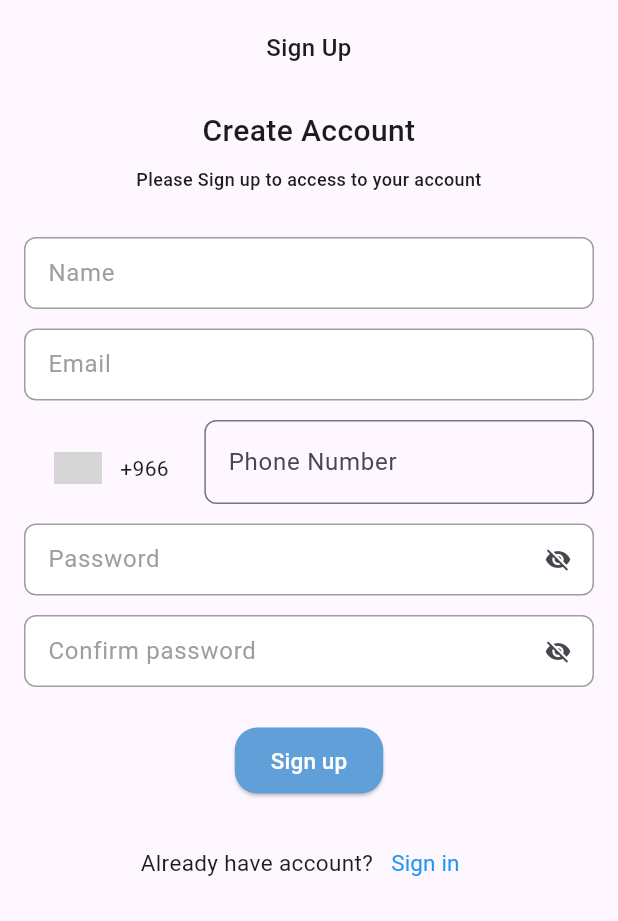
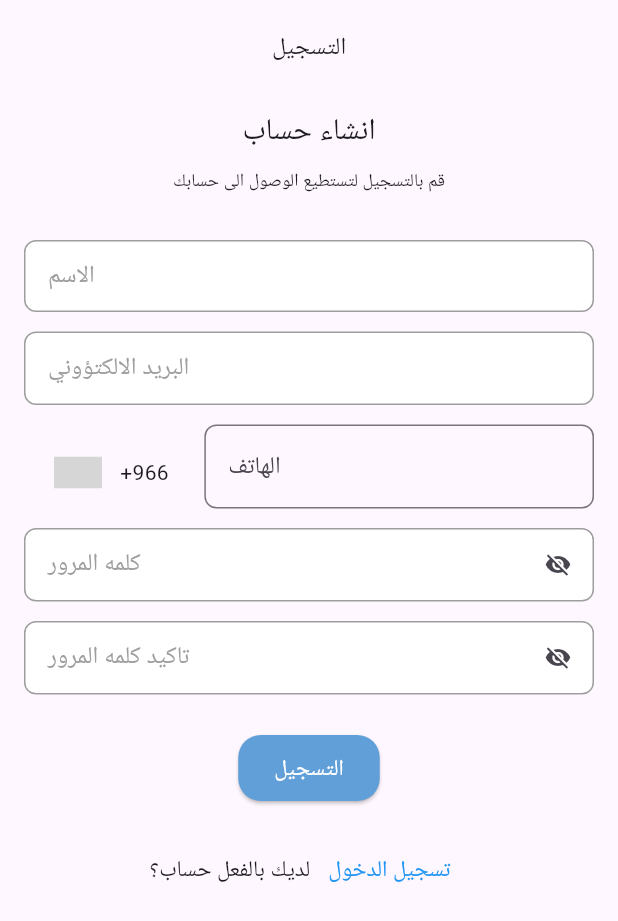
Before and after one commit to MohamedAatef12/Mudad-App, a Flutter app: the screen it shows after launch, on a phone screen of 412 x 824 dp. Shown: the top 921 px of the screen. Run offline on Flutter 3.47's test engine with Material 3 defaults, Android fonts, the phone set to English and light mode, and no system bars; drawn by our look-alikes of intl_phone_number_input; our stand-ins replace bloc, circular_countdown_timer, dio, equatable, firebase_auth, firebase_core and 16 more; missing offline and left inert: flutter_paytabs_bridge, google_maps_webservice; accounts and stored records are empty; grey boxes are pictures that could not be loaded.

Commit message:
login and register pages localization.

```diff
--- a/lib/services/localization_service/localization_controller.dart
+++ b/lib/services/localization_service/localization_controller.dart
@@ -1,35 +1,13 @@
-// import 'dart:ui';
-//
-// import 'package:get/get.dart';
-// import 'package:get_storage/get_storage.dart';
-// import 'package:mudad_app/app_constants/locals.dart';
-// import 'package:mudad_app/services/localization_service/language_model.dart';
-
-// class LocalizationController extends GetxController implements GetxService {
-//   LocalizationController({required this.languageStorage}){
-//     // loadCurrentLanguage();
-//
-//   }
-//
-//   GetStorage languageStorage = GetStorage();
-//
-//   final Locale _locale = Locale(
-//       AppLocals.languages[0].languageCode, AppLocals.languages[0].countryCode);
-//   final int _selectedIndex = 0;
-//   int get selectedIndex => _selectedIndex;
-//   final List<LanguageModel> _languages = [];
-//   Locale get locale => _locale;
-//   List<LanguageModel> get languages => _languages;
-// }
-
 import 'dart:ui';
 
 import 'package:get/get.dart';
 import 'package:get_storage/get_storage.dart';
 
 class LocalizationService extends Translations {
-  static final local = Locale( storage.read('language') ?? "en",
-    storage.read('countryCode') ?? "US",);
+  static final local = Locale(
+    storage.read('language') ?? "ar",
+    storage.read('countryCode') ?? "US",
+  );
   static const fallbackLocale = Locale("en", "US");
   static final languages = ["English", "العربيه"];
   static final storage = GetStorage();
@@ -37,46 +15,90 @@ class LocalizationService extends Translations {
   @override
   Map<String, Map<String, String>> get keys => {
         'en_US': {
+          //splash
+          "splash_txt": "your charity saves lives",
+          //auth
           "sign_in": "Sign In",
           "welcome_back": "Welcome Back",
           "sign_in_description": "Please Sign in to access to your account",
-          "phone": "Phone",
-          "phone_required": "Phone number is required",
-          "phone_length": "Phone number must be 11 digits",
-          "forget_password": "Forget Password!",
+          "name" :"Name",
+          "email": "Email",
+          "phone": "Phone Number",
+          "password": "Password",
+          "password_confirmation": "Confirm password",
+          "no_account": "Don't have account?",
           "login": "Login",
-          "no_account": "Don't have account?",
           "sign_up": "Sign up",
-          "Notifications":"Notifications"
+          "create_account" : "Create Account",
+          "signUp_description" : "Please Sign up to access to your account",
+          "already_have_account" : "Already have account?",
+          //validations
+          "empty_email_val":"Please enter your email address.",
+          "wrong_email_val":"Please enter a valid email address.",
+          "empty_password_val":"Password is required",
+          "weak_password_val":"Weak password",
+          "auth_failed":"Please enter a valid account data",
+          "empty_name_val":"Please enter your name",
+          "empty_phone_val":"Please enter your phone number",
+          "empty_password_confirmation_val":"Password confirmation is required",
+          "password_didnt_match_val":"password didn't match",
+
+
+          "Notifications": "Notifications"
         },
         'ar': {
+          //splash
+          "splash_txt": "زكاتك تنقذ حياه",
+          //auth
           "sign_in": "تسجيل الدخول",
           "welcome_back": "مرحبا مجددا",
           "sign_in_description": "الرجاء تسجيل الدخول للوصول إلى حسابك",
+          "name" : "الاسم",
+          "email": "البريد الالكتؤوني",
+          "password": "كلمه المرور",
+          "password_confirmation": "تاكيد كلمه المرور",
           "phone": "الهاتف",
+          "no_account": "ليس لديك حساب؟",
+          "login": "تسجيل الدخول",
+          "sign_up": "التسجيل",
+          "create_account" : "انشاء حساب",
+          "signUp_description" : "قم بالتسجيل لتستطيع الوصول الى حسابك",
+          "already_have_account" : "لديك بالفعل حساب؟",
+
+          //validations
+          "empty_email_val":"برجاء ادخال عنوان بريدك الالكتروني.",
+          "wrong_email_val":"برجاء ادخال بريد الكتروني صحيح.",
+          "empty_password_val":"كلمه السر مطلوبه.",
+          "weak_password_val":"كلمه السر ضعيفه.",
+          "auth_failed":"من فضلك ادخل البيانات بشكل صحيح.",
+          "empty_name_val":"برجاء ادخال الاسم.",
+          "empty_phone_val":"برجاء ادخال رقم الهاتف.",
+          "empty_password_confirmation_val":"تاكيد كلمه السر مطلوب.",
+          "password_didnt_match_val":"كلمه السر غير مطابقه.",
+
+
+
+
           "phone_required": "رقم الهاتف مطلوب",
           "phone_length": "يجب أن يكون رقم الهاتف 11 رقمًا",
-          "forget_password": "نسيت كلمة المرور؟",
-          "login": "تسجيل الدخول",
-          "no_account": "ليس لديك حساب؟",
-          "sign_up": "التسجيل",
-          "Notifications" : "الاشعارات"
+
+
+          "Notifications": "الاشعارات"
         },
       };
 
   void changeLocale(String lang) {
-    lang = getLanguage().toString() ;
+    lang = getLanguage().toString();
     lang == 'en' ? 'ar' : 'en';
-    if(lang == "en" ){
+    if (lang == "en") {
       lang = 'ar';
-    }else {
+    } else {
       lang = "en";
     }
     storage.write('language', lang);
     Get.updateLocale(Locale(lang));
   }
 
-
   String getLanguage() {
     return storage.read('language') ?? 'en';
   }
--- a/lib/view/auth/sign_up/view.dart
+++ b/lib/view/auth/sign_up/view.dart
@@ -46,10 +46,10 @@ class _SignUpScreenState extends State<SignUpScreen> {
               ),
               child: Column(
                 children: [
-                  const Text(
+                  Text(
                     textAlign: TextAlign.center,
-                    "Sign Up",
-                    style: TextStyle(
+                    "sign_up".tr,
+                    style: const TextStyle(
                       fontSize: 16,
                       fontWeight: FontWeight.w500,
                     ),
@@ -57,10 +57,10 @@ class _SignUpScreenState extends State<SignUpScreen> {
                   const SizedBox(
                     height: 30,
                   ),
-                  const Text(
+                  Text(
                     textAlign: TextAlign.center,
-                    "Create Account",
-                    style: TextStyle(
+                    "create_account".tr,
+                    style: const TextStyle(
                       fontSize: 20,
                       fontWeight: FontWeight.w500,
                     ),
@@ -68,10 +68,10 @@ class _SignUpScreenState extends State<SignUpScreen> {
                   const SizedBox(
                     height: 9,
                   ),
-                  const Text(
+                  Text(
                     textAlign: TextAlign.center,
-                    "Please Sign up to access to your account",
-                    style: TextStyle(
+                    "signUp_description".tr,
+                    style: const TextStyle(
                       fontSize: 12,
                       fontWeight: FontWeight.w500,
                     ),
@@ -82,13 +82,11 @@ class _SignUpScreenState extends State<SignUpScreen> {
                   DefaultFormField(
                       validator: (value) {
                         if (value!.isEmpty) {
-                          return "برجاء ادخال اسمك";
-                        } else if (value.length > 30) {
-                          return "يرجي كتابه اسمك ثلاثي";
+                          return "empty_name_val".tr;
                         }
                         return null;
                       },
-                      hintText: "Name",
+                      hintText: "name".tr,
                       textInputAction: TextInputAction.next,
                       controller: fullNameController,
                       keyboardType: TextInputType.text,
@@ -99,17 +97,17 @@ class _SignUpScreenState extends State<SignUpScreen> {
                   DefaultFormField(
                       validator: (value) {
                         if (value!.isEmpty) {
-                          return 'Please enter your email address.';
+                          return 'empty_email_val'.tr;
                         }
                         // Regular expression to check if the email format is valid
                         final RegExp emailRegex =
                             RegExp(r'^[\w-\.]+@([\w-]+\.)+[\w-]{2,4}$');
                         if (!emailRegex.hasMatch(value)) {
-                          return 'Please enter a valid email address.';
+                          return 'wrong_email_val'.tr;
                         }
                         return null; // Return null if the email is valid
                       },
-                      hintText: "Email",
+                      hintText: "email".tr,
                       textInputAction: TextInputAction.next,
                       controller: emailController,
                       keyboardType: TextInputType.emailAddress,
@@ -120,7 +118,7 @@ class _SignUpScreenState extends State<SignUpScreen> {
                   InternationalPhoneNumberInput(
                       validator: (value) {
                         if (value!.isEmpty) {
-                        return "برجاء ادخال رقم الهاتف";
+                          return "empty_phone_val".tr;
                         }
                         return null;
                       },
@@ -130,7 +128,7 @@ class _SignUpScreenState extends State<SignUpScreen> {
                               width: 1, color: AppColors.buttonColor),
                           borderRadius: BorderRadius.circular(8.0),
                         ),
-                        hintText: "Phone Number",
+                        hintText: "phone".tr,
                         focusColor: AppColors.buttonColor,
                         fillColor: AppColors.buttonColor,
                         hoverColor: AppColors.buttonColor,
@@ -156,13 +154,13 @@ class _SignUpScreenState extends State<SignUpScreen> {
                   DefaultFormField(
                     validator: (value) {
                       if (value!.isEmpty) {
-                        return "كلمه المرور مطلوبه";
+                        return "empty_password_val".tr;
                       } else if (value.length < 8) {
-                        return "كلمه المرور ضعيفه";
+                        return "weak_password_val".tr;
                       }
                       return null;
                     },
-                    hintText: "Password",
+                    hintText: "password".tr,
                     controller: passwordController,
                     keyboardType: TextInputType.text,
                     obSecured: passwordHidden,
@@ -186,13 +184,13 @@ class _SignUpScreenState extends State<SignUpScreen> {
                   DefaultFormField(
                     validator: (value) {
                       if (value.toString().isEmpty) {
-                        return "تاكيد كلمه المرور مطلوبه";
+                        return "empty_password_confirmation_val".tr;
                       } else if (value != passwordController.text) {
-                        return "كلمه المرور غير متطابقه";
+                        return "password_didnt_match_val".tr;
                       }
                       return null;
                     },
-                    hintText: "Confirm password",
+                    hintText: "password_confirmation".tr,
                     controller: confirmPasswordController,
                     keyboardType: TextInputType.text,
                     obSecured: confirmationHidden,
@@ -216,45 +214,46 @@ class _SignUpScreenState extends State<SignUpScreen> {
                   BlocConsumer<AuthCubit, AuthState>(
                     listener: (context, state) {
                       if (state is RegisterErrorState) {
-                        ScaffoldMessenger.of(context)
-                            .showSnackBar(const SnackBar(
+                        ScaffoldMessenger.of(context).showSnackBar(SnackBar(
                           content: Text(
-                            "برجاء ادخال الحساب ورقم المرور بشكل صحيح",
+                            "auth_failed".tr,
                             textDirection: TextDirection.rtl,
                           ),
                         ));
                       }
+                      if (state is RegisterSuccessState){
+                        Get.offNamed("home");
+                      }
                     },
                     builder: (context, state) {
                       if (state is RegisterLoadingState) {
-                        print("loadinggggggggggggggggggg");
                         return const Center(child: CircularProgressIndicator());
                       } else {
                         return ElevateButton(
-                          text: "Sign up",
+                          text: "sign_up".tr,
                           onPress: () {
                             if (formKey.currentState!.validate()) {
-                            authCubit.register(
+                              authCubit
+                                  .register(
                                       fullNameController.text,
                                       emailController.text,
                                       _phoneNumber.toString(),
-                                passwordController.text).then((value) => Get.offNamed("home"));
+                                      passwordController.text);
                             }
                           },
                         );
                       }
                     },
                   ),
-
                   const SizedBox(
                     height: 20,
                   ),
                   Row(
                     mainAxisAlignment: MainAxisAlignment.center,
                     children: [
-                      const Text(
-                        "Already have account?",
-                        style: TextStyle(
+                      Text(
+                        "already_have_account".tr,
+                        style: const TextStyle(
                           fontSize: 15,
                           fontWeight: FontWeight.w400,
                         ),
@@ -263,9 +262,9 @@ class _SignUpScreenState extends State<SignUpScreen> {
                         onPressed: () {
                           Get.off(const LoginScreen());
                         },
-                        child: const Text(
-                          "Sign in",
-                          style: TextStyle(
+                        child: Text(
+                          "sign_in".tr,
+                          style: const TextStyle(
                             fontSize: 15,
                             fontWeight: FontWeight.w400,
                             color: Colors.blue,
```
Also changed, not shown: lib/view/SplashScreen.dart (+8 -2 lines), lib/view/auth/login/view.dart (+31 -28 lines). Lines whose indentation alone changed are shown as unchanged.
